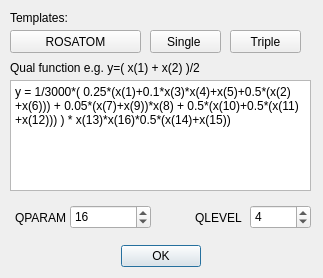
Above: code/pev/experts_gui/ui/settings.ui from Jackirson/pyttools before the change. Below: the same form after it.
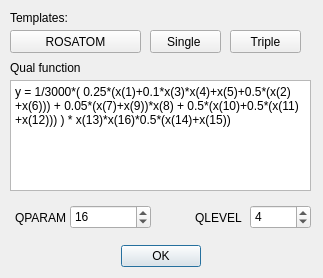
That is the form after the change.

Commit message: ISSUE #277: Small improvement. Now STABLE.

```diff
--- a/code/pev/experts_gui/ui/settings.ui
+++ b/code/pev/experts_gui/ui/settings.ui
@@ -53,7 +53,7 @@
     </rect>
    </property>
    <property name="text">
-    <string>Qual function e.g. y=( x(1) + x(2) )/2</string>
+    <string>Qual function</string>
    </property>
   </widget>
   <widget class="QSpinBox" name="spinQPARAM">
```
The commit also changes 1 other file.
